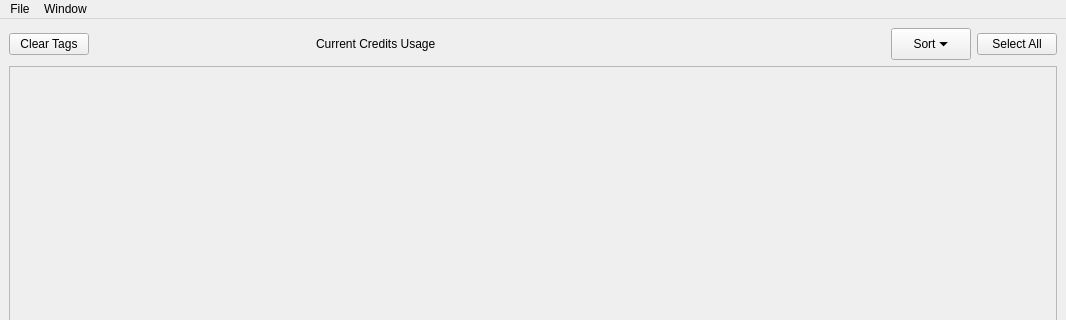
Qt form ui/mainWindow.ui (infoPh83/happyTag) before a commit; both pictures show x 0 to 1066 and y 0 to 320 of the 1066 by 798 pixel window.
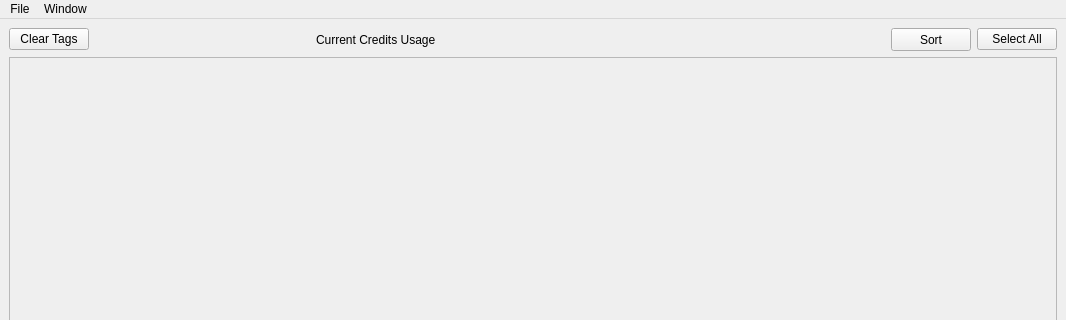
The same form after that commit. Custom widgets are drawn as their Qt base class.

Diff of the .ui file:
```diff
--- a/ui/mainWindow.ui
+++ b/ui/mainWindow.ui
@@ -69,16 +69,10 @@
       </item>
       <item>
        <widget class="QPushButton" name="sortButton">
-        <property name="text">
-         <string>Sort ⏷</string>
-        </property>
-        <property name="toolTip">
-         <string>Sort images by various criteria</string>
-        </property>
         <property name="minimumSize">
          <size>
           <width>80</width>
-          <height>32</height>
+          <height>23</height>
          </size>
         </property>
         <property name="maximumSize">
@@ -87,6 +81,12 @@
           <height>32</height>
          </size>
         </property>
+        <property name="toolTip">
+         <string>Sort images by various criteria</string>
+        </property>
+        <property name="text">
+         <string>Sort</string>
+        </property>
        </widget>
       </item>
       <item>
```
